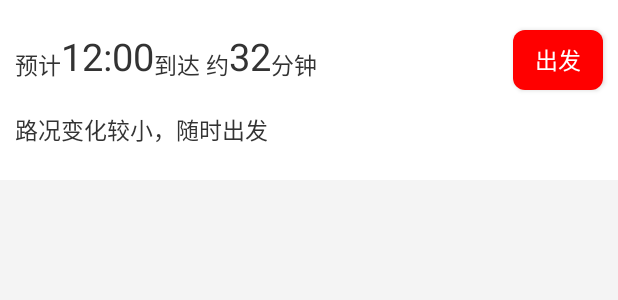
After one commit to ZCLOVEYJ/Tour, an Android app: the layout driver_layout.xml on its own in the app's theme, with its tools: preview values and no code run, on a phone screen of 412 x 824 dp. The commit adds this screen. Shown: the top 300 px of the screen. Run offline under Robolectric (Android 15) with nearby library versions, the phone set to English and light mode, and no system bars.

Commit message:
调试 路线

```diff
--- /dev/null
+++ b/app/src/main/res/drawable/btn_shape.xml
@@ -0,0 +1,11 @@
+<?xml version="1.0" encoding="utf-8"?>
+<shape xmlns:android="http://schemas.android.com/apk/res/android"
+
+    android:shape="rectangle">                      //shape用于定义形状，有四种形状(矩形rectangle| 椭圆oval | 直线line | 圆形ring)
+    <solid android:color="#ff0000"/>                   //solid用于设置填充形状的颜色
+    <corners
+    android:topLeftRadius="8dip"
+    android:topRightRadius="8dip"
+    android:bottomLeftRadius="8dip"
+    android:bottomRightRadius="8dip"/>
+</shape>
--- /dev/null
+++ b/app/src/main/res/layout/driver_layout.xml
@@ -0,0 +1,94 @@
+<?xml version="1.0" encoding="utf-8"?>
+<android.support.constraint.ConstraintLayout xmlns:android="http://schemas.android.com/apk/res/android"
+    xmlns:app="http://schemas.android.com/apk/res-auto"
+    android:layout_width="match_parent"
+    android:layout_height="120dp"
+    app:layout_constraintBottom_toBottomOf="parent"
+    android:background="@color/white">
+
+    <TextView
+        android:id="@+id/drive_time_tiltle1"
+        android:layout_width="wrap_content"
+        android:layout_height="wrap_content"
+        android:text="预计"
+        android:textSize="15sp"
+        android:layout_marginTop="20dp"
+        android:layout_marginLeft="10dp"
+        app:layout_constraintLeft_toLeftOf="parent"
+        app:layout_constraintBottom_toBottomOf="@+id/drive_arrive_time"/>
+
+
+    <TextView
+        android:id="@+id/drive_arrive_time"
+        android:layout_width="wrap_content"
+        android:layout_height="wrap_content"
+        android:gravity="center_horizontal"
+        android:layout_marginTop="20dp"
+        android:textSize="25sp"
+        android:text="12:00"
+        app:layout_constraintLeft_toRightOf="@+id/drive_time_tiltle1"
+        app:layout_constraintTop_toTopOf="parent" />
+
+    <TextView
+    android:id="@+id/drive_time_tiltle2"
+    android:layout_width="wrap_content"
+    android:layout_height="wrap_content"
+    android:gravity="center_horizontal"
+    android:layout_marginTop="20dp"
+    android:textSize="15sp"
+    android:text="到达 约"
+    app:layout_constraintLeft_toRightOf="@+id/drive_arrive_time"
+        app:layout_constraintBottom_toBottomOf="@+id/drive_arrive_time" />
+
+    <TextView
+        android:id="@+id/drive_spend_duration"
+        android:layout_width="wrap_content"
+        android:layout_height="wrap_content"
+        android:gravity="center_horizontal"
+        android:layout_marginTop="20dp"
+        android:textSize="25sp"
+        android:text="32"
+        app:layout_constraintLeft_toRightOf="@+id/drive_time_tiltle2"
+        app:layout_constraintTop_toTopOf="parent" />
+
+
+    <TextView
+        android:id="@+id/drive_time_tiltle3"
+        android:layout_width="wrap_content"
+        android:layout_height="wrap_content"
+        android:gravity="center_horizontal"
+        android:layout_marginTop="20dp"
+        android:textSize="15sp"
+        android:text="分钟"
+        app:layout_constraintLeft_toRightOf="@+id/drive_spend_duration"
+        app:layout_constraintBottom_toBottomOf="@+id/drive_arrive_time"/>
+
+
+    <Button
+        android:id="@+id/drive_go"
+        android:layout_width="wrap_content"
+        android:layout_height="wrap_content"
+        android:layout_marginRight="10dp"
+        android:layout_marginTop="20dp"
+        android:minWidth="60dp"
+        android:minHeight="40dp"
+        android:textSize="15sp"
+        android:textColor="@color/white"
+        android:layout_weight="1"
+        android:background="@drawable/btn_shape"
+        app:layout_constraintRight_toRightOf="parent"
+        app:layout_constraintTop_toTopOf="parent"
+        android:text="出发"/>
+
+    <TextView
+        android:layout_width="wrap_content"
+        android:layout_height="wrap_content"
+        android:gravity="center_horizontal"
+        android:layout_marginLeft="10dp"
+        android:layout_marginTop="20dp"
+        android:textSize="15sp"
+        android:text="路况变化较小，随时出发"
+        app:layout_constraintLeft_toLeftOf="parent"
+        app:layout_constraintTop_toBottomOf="@+id/drive_time_tiltle1"/>
+
+</android.support.constraint.ConstraintLayout>
```
Also changed, not shown: app/src/main/java/com/max/tour/event/RouteEvent.java (+25 -5 lines), app/src/main/java/com/max/tour/ui/activity/SearchActivity.java (+43 -15 lines), app/src/main/java/com/max/tour/ui/fragment/HomeFragment.java (+80 -3 lines), app/src/main/java/com/max/tour/ui/fragment/RouteFragment.java (+63 -44 lines), app/src/main/java/com/max/tour/widget/BusView.java (added, +66 -0 lines), app/src/main/java/com/max/tour/widget/DriveView.java (added, +48 -0 lines), app/src/main/res/layout/bus_layout.xml (added, +55 -0 lines), app/src/main/res/layout/fragment_home.xml (+27 -3 lines).
